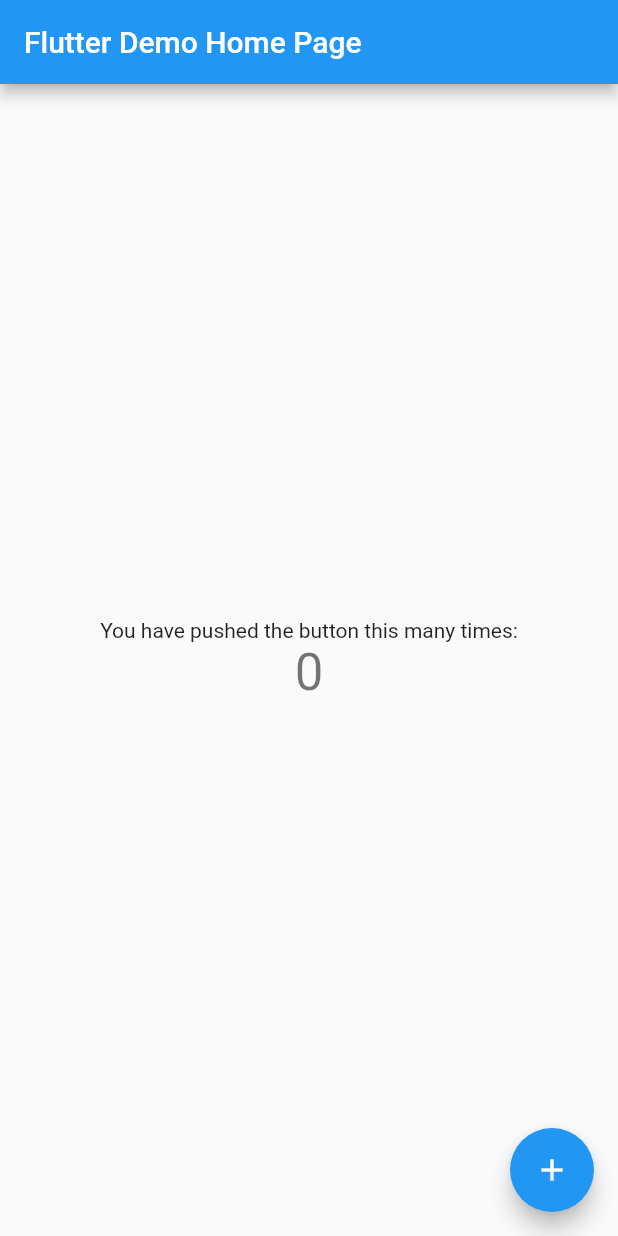
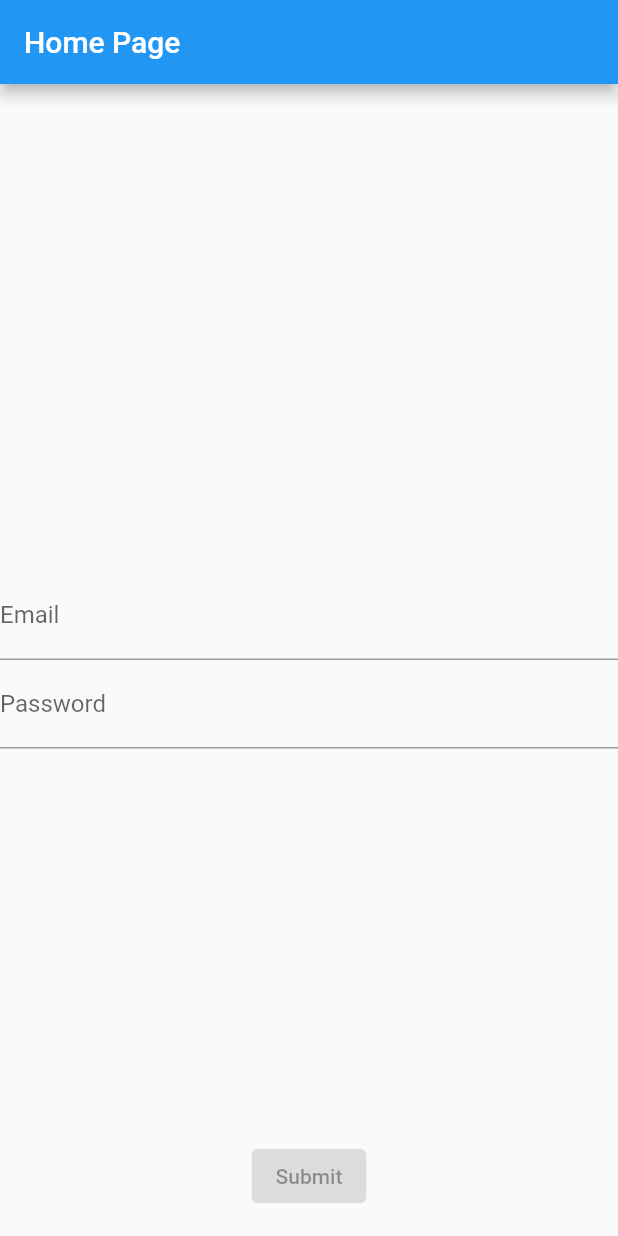
Before and after one commit to babihutan/flutter_rx_vote, a Flutter app: the screen it shows after launch, on a phone screen of 412 x 824 dp. Run offline on Flutter 3.47's test engine with Material 2 defaults, Android fonts, the phone set to English and light mode, and no system bars; our stand-ins replace cloud_firestore, firebase_core, rxdart; accounts and stored records are empty.

Commit message:
basic signup page

```diff
--- a/lib/main.dart
+++ b/lib/main.dart
@@ -2,6 +2,7 @@
 import 'package:flutter/material.dart';
 import 'package:flutter_rx_vote/db_service.dart';
 import 'package:flutter_rx_vote/firebase_options.dart';
+import 'package:flutter_rx_vote/signup_bloc.dart';
 
 void main() async {
   WidgetsFlutterBinding.ensureInitialized();
@@ -21,104 +22,77 @@
     return MaterialApp(
       title: 'Flutter Demo',
       theme: ThemeData(
-        // This is the theme of your application.
-        //
-        // Try running your application with "flutter run". You'll see the
-        // application has a blue toolbar. Then, without quitting the app, try
-        // changing the primarySwatch below to Colors.green and then invoke
-        // "hot reload" (press "r" in the console where you ran "flutter run",
-        // or simply save your changes to "hot reload" in a Flutter IDE).
-        // Notice that the counter didn't reset back to zero; the application
-        // is not restarted.
         primarySwatch: Colors.blue,
       ),
-      home: const MyHomePage(title: 'Flutter Demo Home Page'),
+      home: MyHomePage(),
     );
   }
 }
 
-class MyHomePage extends StatefulWidget {
-  const MyHomePage({Key? key, required this.title}) : super(key: key);
+class MyHomePage extends StatelessWidget {
+  MyHomePage({Key? key}) : super(key: key);
 
-  // This widget is the home page of your application. It is stateful, meaning
-  // that it has a State object (defined below) that contains fields that affect
-  // how it looks.
-
-  // This class is the configuration for the state. It holds the values (in this
-  // case the title) provided by the parent (in this case the App widget) and
-  // used by the build method of the State. Fields in a Widget subclass are
-  // always marked "final".
-
-  final String title;
-
-  @override
-  State<MyHomePage> createState() => _MyHomePageState();
-}
-
-class _MyHomePageState extends State<MyHomePage> {
-  int _counter = 0;
-
-  void _incrementCounter() {
-    debugPrint('increment counter');
-    setState(() {
-      // This call to setState tells the Flutter framework that something has
-      // changed in this State, which causes it to rerun the build method below
-      // so that the display can reflect the updated values. If we changed
-      // _counter without calling setState(), then the build method would not be
-      // called again, and so nothing would appear to happen.
-      _counter++;
-    });
-  }
+  final SignupBloc _signupBloc = SignupBloc();
 
   @override
   Widget build(BuildContext context) {
-    // This method is rerun every time setState is called, for instance as done
-    // by the _incrementCounter method above.
-    //
-    // The Flutter framework has been optimized to make rerunning build methods
-    // fast, so that you can just rebuild anything that needs updating rather
-    // than having to individually change instances of widgets.
     return Scaffold(
       appBar: AppBar(
-        // Here we take the value from the MyHomePage object that was created by
-        // the App.build method, and use it to set our appbar title.
-        title: Text(widget.title),
+        title: const Text('Home Page'),
+      ),
+      floatingActionButtonLocation: FloatingActionButtonLocation.centerFloat,
+      floatingActionButton: StreamBuilder<bool>(
+        stream: _signupBloc.isSubmitValid,
+        builder: (context, isValidSnap) {
+          return ElevatedButton(
+            onPressed: (isValidSnap.hasData && isValidSnap.data!) ? _signupBloc.submit : null,
+            child: const Text('Submit'),
+          );
+        }
       ),
       body: Center(
-        // Center is a layout widget. It takes a single child and positions it
-        // in the middle of the parent.
         child: Column(
-          // Column is also a layout widget. It takes a list of children and
-          // arranges them vertically. By default, it sizes itself to fit its
-          // children horizontally, and tries to be as tall as its parent.
-          //
-          // Invoke "debug painting" (press "p" in the console, choose the
-          // "Toggle Debug Paint" action from the Flutter Inspector in Android
-          // Studio, or the "Toggle Debug Paint" command in Visual Studio Code)
-          // to see the wireframe for each widget.
-          //
-          // Column has various properties to control how it sizes itself and
-          // how it positions its children. Here we use mainAxisAlignment to
-          // center the children vertically; the main axis here is the vertical
-          // axis because Columns are vertical (the cross axis would be
-          // horizontal).
           mainAxisAlignment: MainAxisAlignment.center,
           children: <Widget>[
-            const Text(
-              'You have pushed the button this many times:',
-            ),
-            Text(
-              '$_counter',
-              style: Theme.of(context).textTheme.headline4,
-            ),
+            _emailField(context),
+            _passwordField(context),
           ],
         ),
       ),
-      floatingActionButton: FloatingActionButton(
-        onPressed: _incrementCounter,
-        tooltip: 'Increment',
-        child: const Icon(Icons.add),
-      ), // This trailing comma makes auto-formatting nicer for build methods.
+    );
+  }
+
+  Widget _emailField(BuildContext context) {
+    return StreamBuilder(
+      stream: _signupBloc.email,
+      builder: (context, snapshot) {
+        return TextField(
+          onChanged: _signupBloc.changeEmail,
+          keyboardType: TextInputType.emailAddress,
+          decoration: InputDecoration(
+            hintText: 'me@fun.com',
+            labelText: 'Email',
+            errorText: snapshot.hasError ? snapshot.error.toString() : null,
+          ),
+        );
+      },
+    );
+  }
+
+  Widget _passwordField(BuildContext context) {
+    return StreamBuilder(
+      stream: _signupBloc.password,
+      builder: (context, snapshot) {
+        return TextField(
+          obscureText: true,
+          onChanged: _signupBloc.changePassword,
+          decoration: InputDecoration(
+            hintText: 'Password',
+            labelText: 'Password',
+            errorText: snapshot.hasError ? snapshot.error.toString() : null,
+          ),
+        );
+      },
     );
   }
 }
--- /dev/null
+++ b/lib/signup_bloc.dart
@@ -0,0 +1,30 @@
+import 'package:flutter/foundation.dart';
+import 'package:flutter_rx_vote/signup_validators.dart';
+import 'package:rxdart/rxdart.dart';
+
+class SignupBloc with SignupValidators {
+  final _passwordSubject = BehaviorSubject<String>();
+  final _emailSubject = BehaviorSubject<String>();
+
+  Stream<String> get email => _emailSubject.stream.transform(validateEmail);
+  Stream<String> get password =>
+      _passwordSubject.stream.transform(validatePassword);
+
+  Function(String) get changeEmail => _emailSubject.sink.add;
+  Function(String) get changePassword => _passwordSubject.sink.add;
+
+  Stream<bool> get isSubmitValid =>
+      Rx.combineLatest2(email, password, (String email, String pwd) {
+        debugPrint('email=$email, pwd=$pwd');
+        return true;
+      });
+
+  dispose() {
+    _passwordSubject.close();
+    _emailSubject.close();
+  }
+
+  submit() {
+    debugPrint('submit');
+  }
+}
--- /dev/null
+++ b/lib/signup_validators.dart
@@ -0,0 +1,21 @@
+import 'dart:async';
+
+class SignupValidators {
+  final validateEmail =
+      StreamTransformer<String, String>.fromHandlers(handleData: (email, sink) {
+    if (email.contains('@')) {
+      sink.add(email);
+    } else {
+      sink.addError('Enter a valid email');
+    }
+  });
+
+  final validatePassword = StreamTransformer<String, String>.fromHandlers(
+      handleData: (password, sink) {
+    if (password.length > 4) {
+      sink.add(password);
+    } else {
+      sink.addError('Invalid password, please enter more than 4 characters');
+    }
+  });
+}
```
